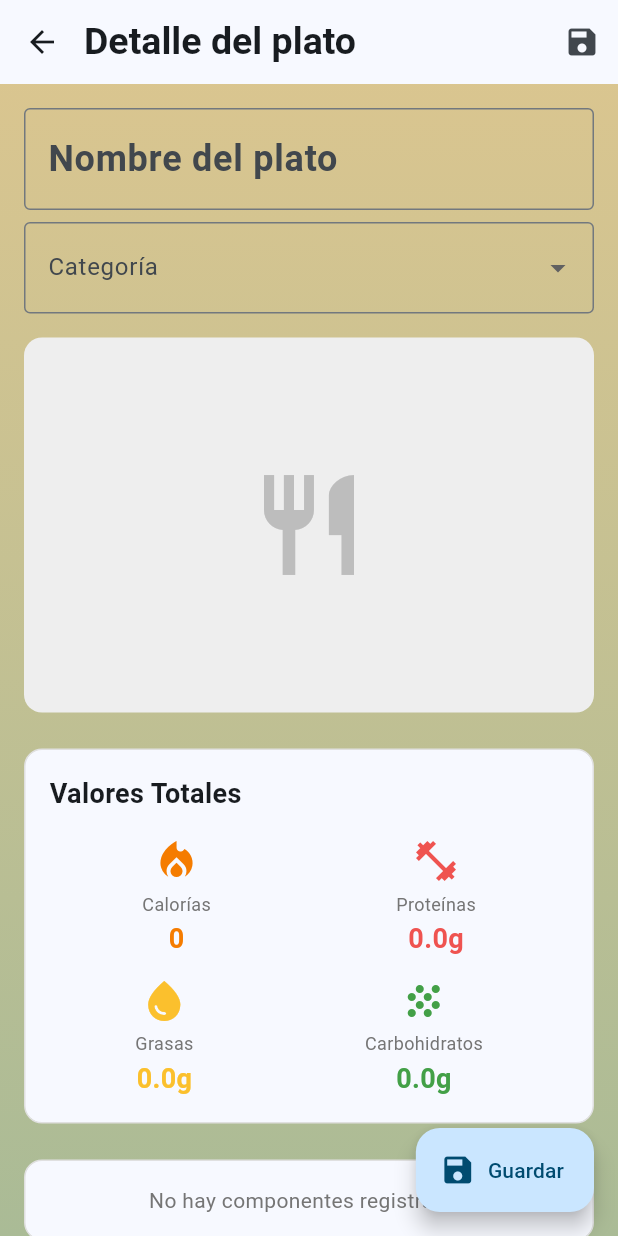
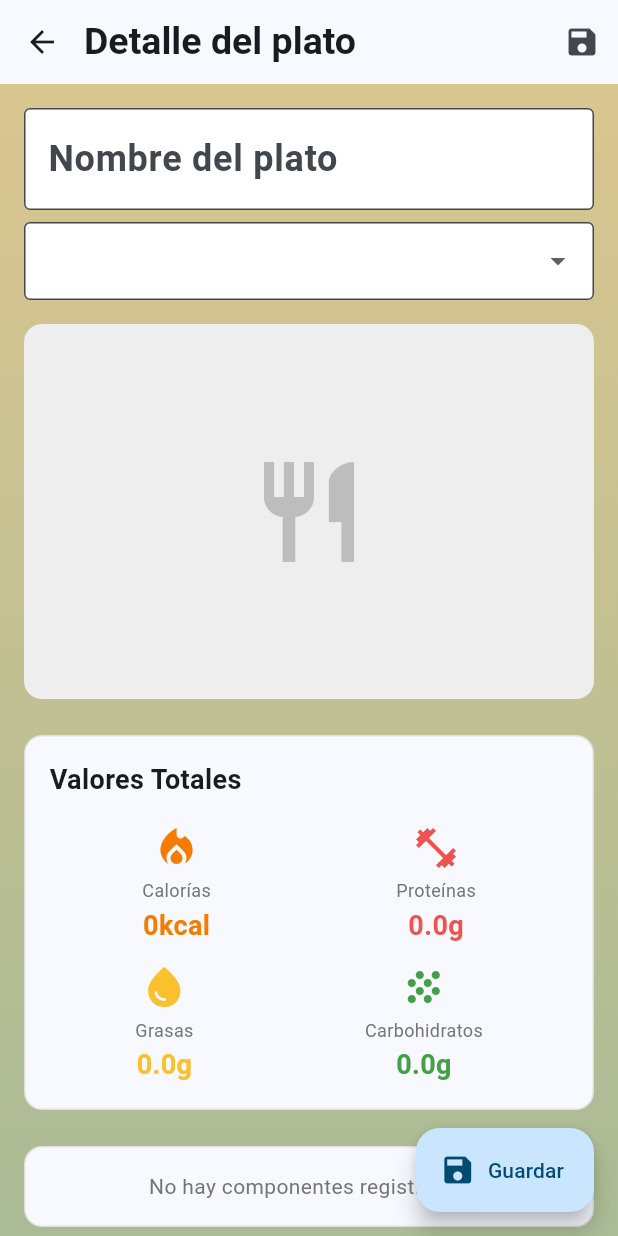
Before and after one commit to TP202520039/FoodAI-App, a Flutter app: the FoodItemDetailScreen screen opened directly with empty values, on a phone screen of 412 x 824 dp. Run offline on Flutter 3.47's test engine with Material 3 defaults, Android fonts, the phone set to English and light mode, and no system bars; our stand-ins replace dio, firebase_auth, firebase_core, flutter_dotenv, flutter_riverpod, go_router and 2 more; accounts and stored records are empty; network calls fail.

Commit message:
feat: style in food item details

```diff
--- a/lib/features/home/presentation/screens/food_item_detail_screen.dart
+++ b/lib/features/home/presentation/screens/food_item_detail_screen.dart
@@ -154,10 +154,13 @@ class _FoodItemDetailScreenState extends ConsumerState<FoodItemDetailScreen> {
                   style: const TextStyle(
                     fontSize: 24,
                     fontWeight: FontWeight.bold,
+                    color: Color.fromARGB(255, 0, 0, 0),
                   ),
                   decoration: const InputDecoration(
                     hintText: 'Nombre del plato',
                     border: OutlineInputBorder(),
+                    filled: true,
+                    fillColor: Color(0xFFFFFFFF),
                   ),
                 ),
                 const SizedBox(height: 8),
@@ -165,9 +168,16 @@ class _FoodItemDetailScreenState extends ConsumerState<FoodItemDetailScreen> {
                 // Category (dropdown)
                 DropdownButtonFormField<String>(
                   value: _selectedCategory,
+                  dropdownColor: Color(0xFFFFFFFF),
+                  style: TextStyle(
+                    fontSize: 24,
+                    fontWeight: FontWeight.bold,
+                    color: Color.fromARGB(255, 0, 0, 0),
+                  ),
                   decoration: InputDecoration(
-                    labelText: 'Categoría',
                     border: const OutlineInputBorder(),
+                    filled: true,
+                    fillColor: Color(0xFFFFFFFF),
                     contentPadding: const EdgeInsets.symmetric(
                       horizontal: 12,
                       vertical: 8,
@@ -281,7 +291,7 @@ class _FoodItemDetailScreenState extends ConsumerState<FoodItemDetailScreen> {
               _buildTotalItem(
                 icon: Icons.local_fire_department,
                 label: 'Calorías',
-                value: '${(totals?.totalCalories ?? 0).toStringAsFixed(0)}',
+                value: '${(totals?.totalCalories ?? 0).toStringAsFixed(0)}kcal',
                 color: Colors.orange[700]!,
               ),
               _buildTotalItem(
```
